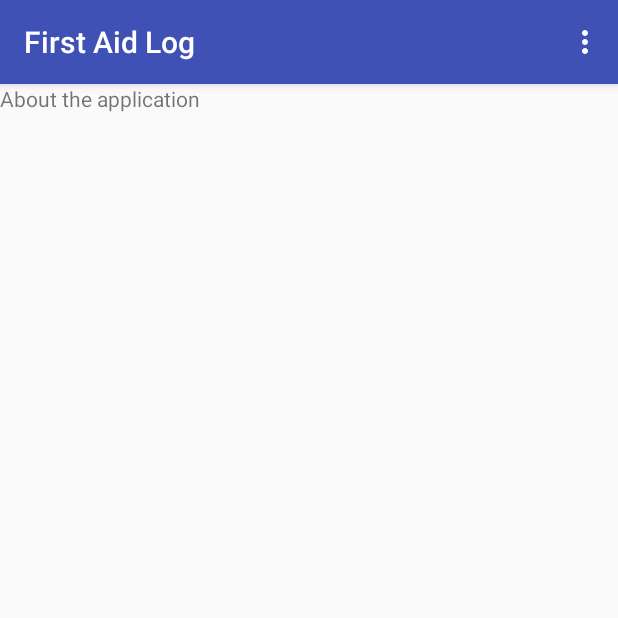
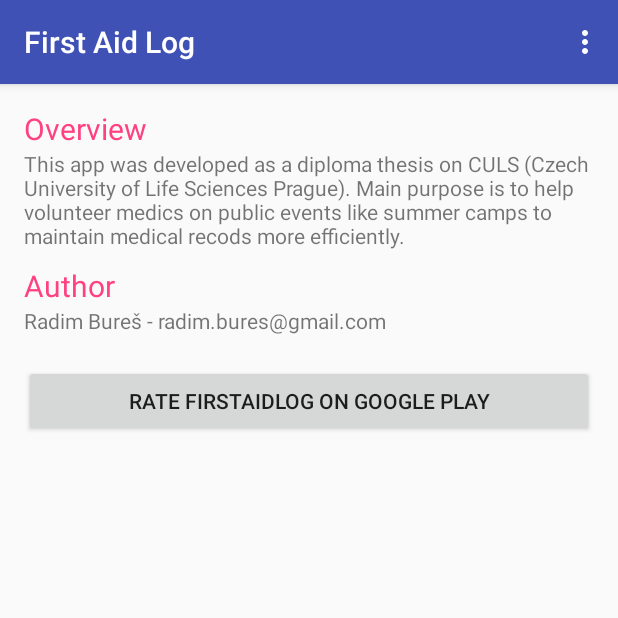
Before and after one commit to ankhthief/FirstAidLog, an Android app: the screen it shows after launch (MainActivity), in the options menu, after a tap on "About the app", on a phone screen of 412 x 824 dp, the top half of it. Run offline under Robolectric (Android 15) with nearby library versions, the phone set to English and light mode, and no system bars; libraries missing offline, so code that uses them is left out: com.getbase.floatingactionbutton; 2 statements that could not run were skipped.

Commit message:
rate app

```diff
--- a/app/src/main/java/radimbures/firstaidlog/AboutApp.java
+++ b/app/src/main/java/radimbures/firstaidlog/AboutApp.java
@@ -6,12 +6,15 @@ import android.support.v4.app.Fragment;
 import android.view.LayoutInflater;
 import android.view.View;
 import android.view.ViewGroup;
+import android.widget.Button;
 
 
 /**
  * A simple {@link Fragment} subclass.
  */
 public class AboutApp extends Fragment {
+
+    Button rate;
 
 
     public AboutApp() {
@@ -23,7 +26,20 @@ public class AboutApp extends Fragment {
     public View onCreateView(LayoutInflater inflater, ViewGroup container,
                              Bundle savedInstanceState) {
         // Inflate the layout for this fragment
-        return inflater.inflate(R.layout.fragment_about_app, container, false);
+        View root = inflater.inflate(R.layout.fragment_about_app, container, false);
+
+        rate = root.findViewById(R.id.rate_button);
+
+        rate.setOnClickListener(new View.OnClickListener() {
+            @Override
+            public void onClick(View view) {
+                //TODO přesměrovat na hodnocení Google Play
+            }
+        });
+
+
+
+        return root;
     }
 
 }
--- a/app/src/main/res/layout/fragment_about_app.xml
+++ b/app/src/main/res/layout/fragment_about_app.xml
@@ -1,13 +1,42 @@
-<FrameLayout xmlns:android="http://schemas.android.com/apk/res/android"
+<LinearLayout xmlns:android="http://schemas.android.com/apk/res/android"
     xmlns:tools="http://schemas.android.com/tools"
     android:layout_width="match_parent"
     android:layout_height="match_parent"
+    android:orientation="vertical"
+    android:paddingLeft="16dp"
+    android:paddingRight="16dp"
+    android:paddingTop="16dp"
     tools:context="radimbures.firstaidlog.AboutApp">
-
-    <!-- TODO: Update blank fragment layout -->
     <TextView
         android:layout_width="match_parent"
-        android:layout_height="match_parent"
-        android:text="About the application" />
+        android:layout_height="wrap_content"
+        android:textSize="20sp"
+        android:textColor="@color/colorAccent"
+        android:text="@string/overview" />
 
-</FrameLayout>
+    <TextView
+        android:layout_width="match_parent"
+        android:layout_height="wrap_content"
+        android:text="@string/about_text"/>
+
+    <TextView
+        android:layout_width="match_parent"
+        android:layout_height="wrap_content"
+        android:paddingTop="10dp"
+        android:textSize="20sp"
+        android:textColor="@color/colorAccent"
+        android:text="@string/author" />
+
+    <TextView
+        android:layout_width="match_parent"
+        android:layout_height="wrap_content"
+        android:text="@string/contact"/>
+
+    <Button
+        android:layout_width="match_parent"
+        android:layout_height="wrap_content"
+        android:id="@+id/rate_button"
+        android:text="@string/rate"
+        android:layout_marginTop="20dp"/>
+
+</LinearLayout>
--- a/app/src/main/res/values/strings.xml
+++ b/app/src/main/res/values/strings.xml
@@ -56,4 +56,9 @@
     <string name="medicinal_products">Medicinal products</string>
     <string name="bandage_and_other_medical_supplies">Bandage and other medical supplies</string>
     <string name="other_equipment">Other equipment</string>
+    <string name="overview">Overview</string>
+    <string name="author">Author</string>
+    <string name="about_text">This app was developed as a diploma thesis on CULS (Czech University of Life Sciences Prague). Main purpose is to help volunteer medics on public events like summer camps to maintain medical recods more efficiently.</string>
+    <string name="contact">Radim Bureš - radim.bures@gmail.com</string>
+    <string name="rate">Rate FirstAidLog on Google Play</string>
 </resources>
```
